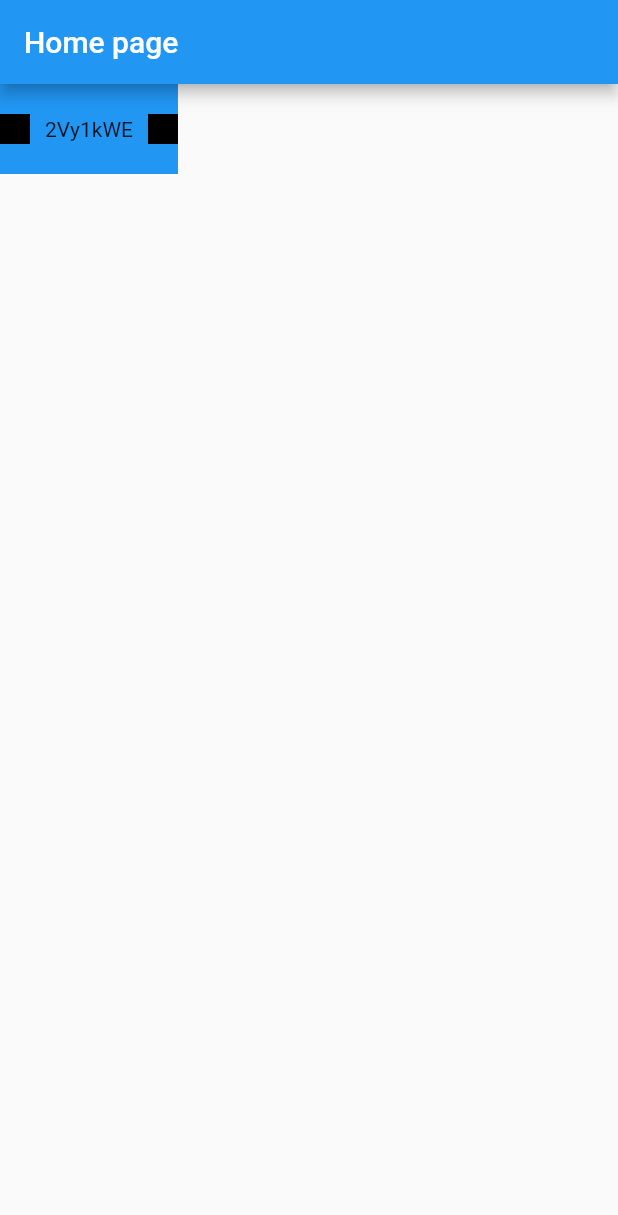
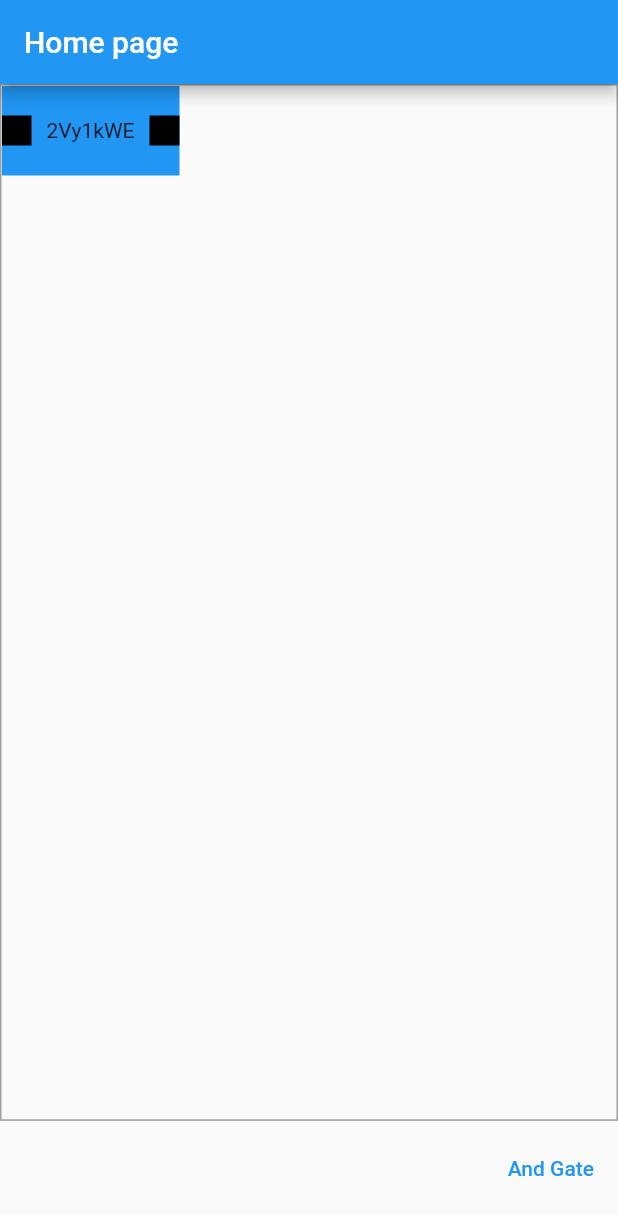
Before and after one commit to AbhijeetKale/gate_sim, a Flutter app: the screen it shows after launch, on a phone screen of 412 x 824 dp. Shown: the top 1215 px of the screen. Run offline on Flutter 3.47's test engine with Material 2 defaults, Android fonts, the phone set to English and light mode, and no system bars.

Commit message:
Few imporvements made to the drawing board

```diff
--- a/lib/components/drawing_board.dart
+++ b/lib/components/drawing_board.dart
@@ -48,15 +48,37 @@ class _DrawingBoardState extends State<DrawingBoard> {
 
   @override
   Widget build(BuildContext context) {
-    return FractionallySizedBox(
-      heightFactor: 0.8,
+    return LayoutBuilder(builder: (context, constraints) {
+      return Column(
+        mainAxisSize: MainAxisSize.max,
+        children: [
+          Container(
+            decoration: BoxDecoration(
+              border: Border.all(color: Colors.grey)
+            ),
+            height: constraints.maxHeight * 0.9,
+            child: InteractiveViewer(
               child: CustomPaint(
-//      painter: LinePainter(widget.lines ?? []),
                 child: Stack(
                   children: _buildNodeWidget(),
                 ),
               ),
+            ),
+          ),
+          ButtonBar(
+            children: [
+              TextButton(
+                  onPressed: () {
+                    setState(() {
+                      circuit.addNode(Node(position: Offset(200, 200)));
+                    });
+                  },
+                  child: Text("And Gate"))
+            ],
+          )
+        ],
       );
+    });
   }
 }
 
```
Lines whose indentation alone changed are shown as unchanged.
